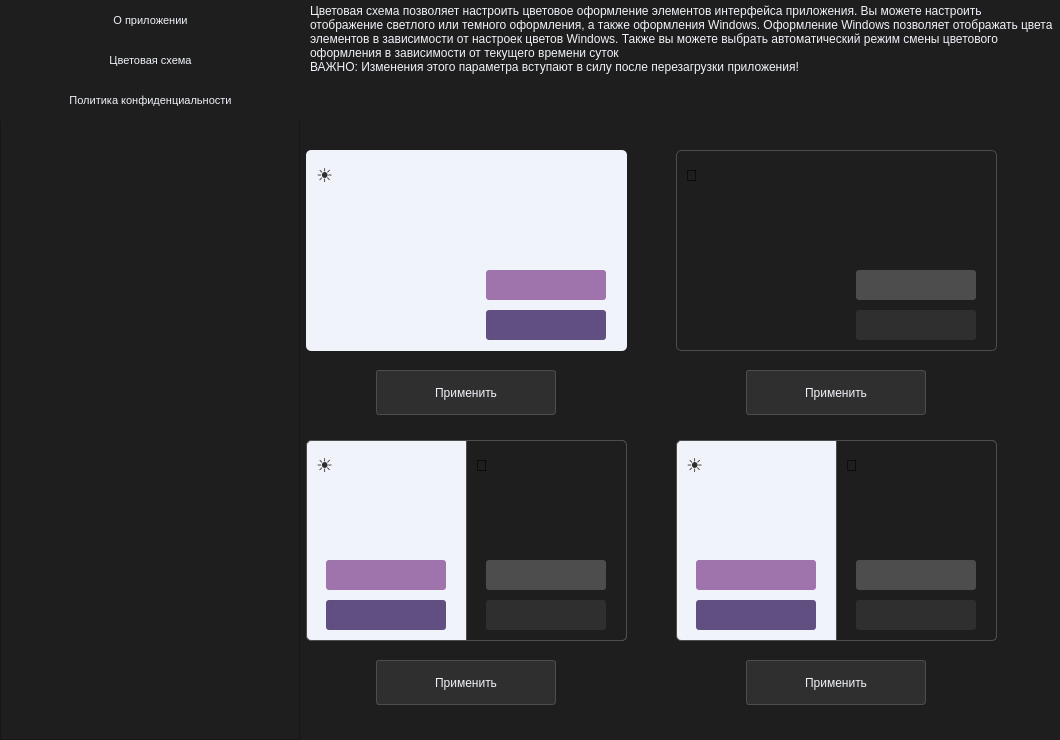
Aiow-dev/MCryptApp, file views/templates/settings_win_dark.ui: the form before one commit.
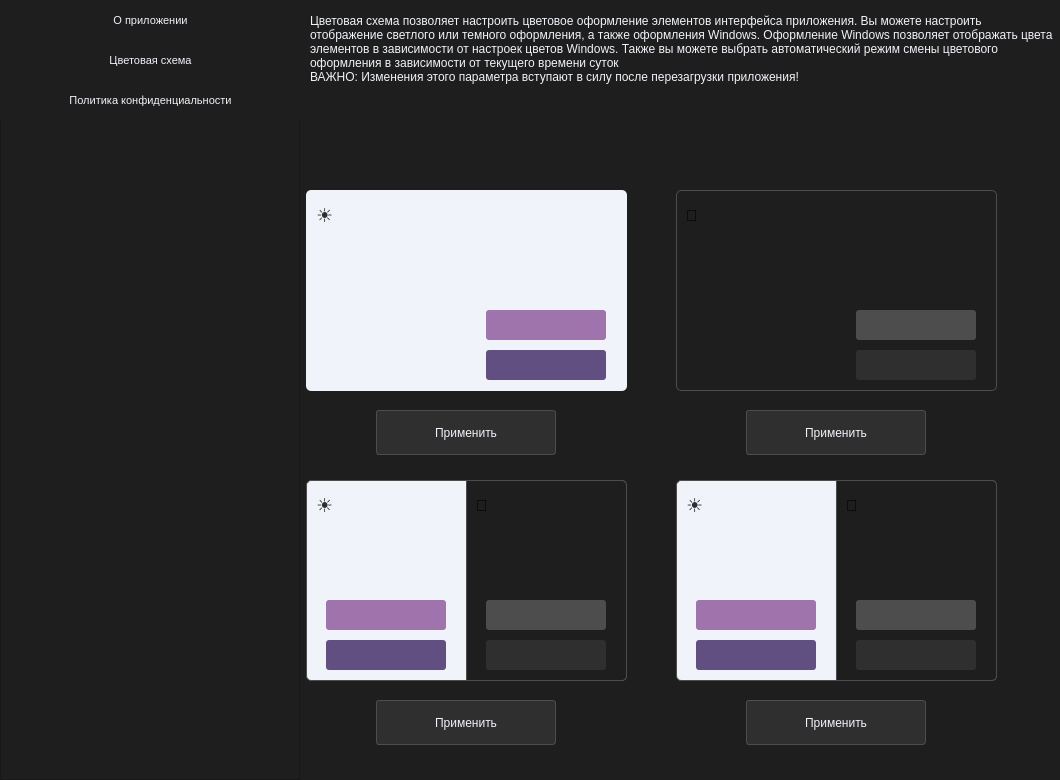
The form after the commit. The open tabs and pages were chosen to show the change.

Commit message: fix system color style in settings

What changed in the file:
```diff
--- a/views/templates/settings_win_dark.ui
+++ b/views/templates/settings_win_dark.ui
@@ -7,7 +7,7 @@
     <x>0</x>
     <y>0</y>
     <width>1060</width>
-    <height>740</height>
+    <height>780</height>
    </rect>
   </property>
   <property name="windowTitle">
@@ -233,7 +233,7 @@
        <property name="geometry">
         <rect>
          <x>0</x>
-         <y>150</y>
+         <y>190</y>
          <width>321</width>
          <height>201</height>
         </rect>
@@ -322,7 +322,7 @@
        <property name="geometry">
         <rect>
          <x>70</x>
-         <y>370</y>
+         <y>410</y>
          <width>180</width>
          <height>45</height>
         </rect>
@@ -359,7 +359,7 @@
        <property name="geometry">
         <rect>
          <x>440</x>
-         <y>370</y>
+         <y>410</y>
          <width>180</width>
          <height>45</height>
         </rect>
@@ -396,7 +396,7 @@
        <property name="geometry">
         <rect>
          <x>370</x>
-         <y>150</y>
+         <y>190</y>
          <width>321</width>
          <height>201</height>
         </rect>
@@ -488,7 +488,7 @@
        <property name="geometry">
         <rect>
          <x>70</x>
-         <y>660</y>
+         <y>700</y>
          <width>180</width>
          <height>45</height>
         </rect>
@@ -525,7 +525,7 @@
        <property name="geometry">
         <rect>
          <x>0</x>
-         <y>440</y>
+         <y>480</y>
          <width>321</width>
          <height>201</height>
         </rect>
@@ -712,7 +712,7 @@
        <property name="geometry">
         <rect>
          <x>440</x>
-         <y>660</y>
+         <y>700</y>
          <width>180</width>
          <height>45</height>
         </rect>
@@ -749,7 +749,7 @@
        <property name="geometry">
         <rect>
          <x>370</x>
-         <y>440</y>
+         <y>480</y>
          <width>321</width>
          <height>201</height>
         </rect>
@@ -936,7 +936,7 @@
        <property name="geometry">
         <rect>
          <x>0</x>
-         <y>0</y>
+         <y>10</y>
          <width>751</width>
          <height>131</height>
         </rect>
```
Left out of the diff: 2 changed lines with no effect on the pictures. The commit also changes 3 other files.
